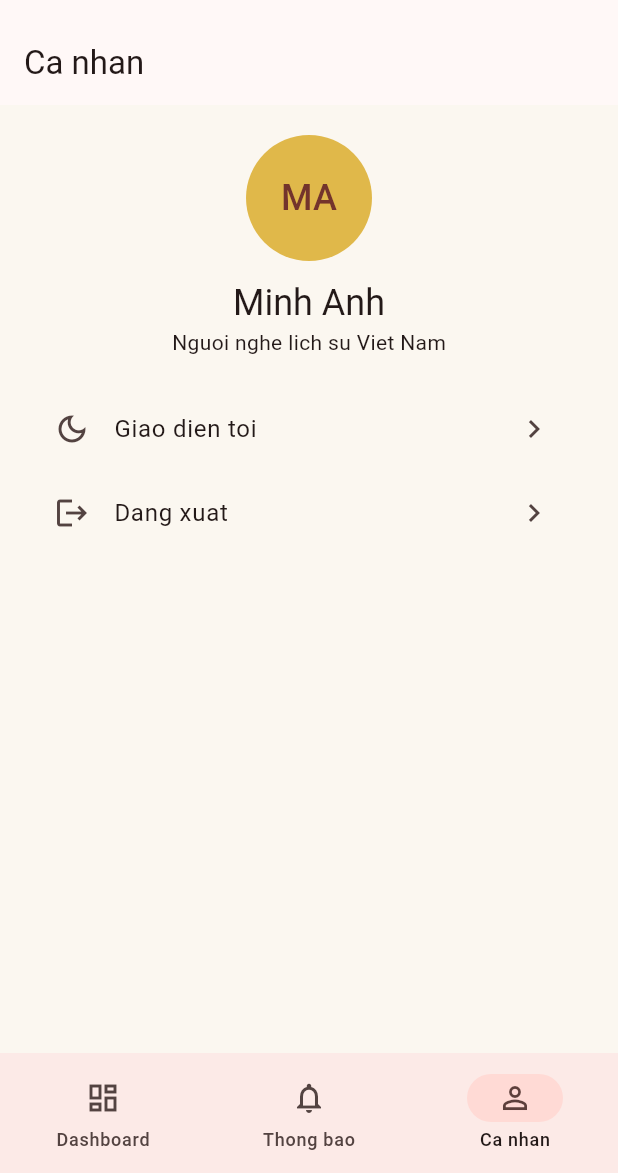
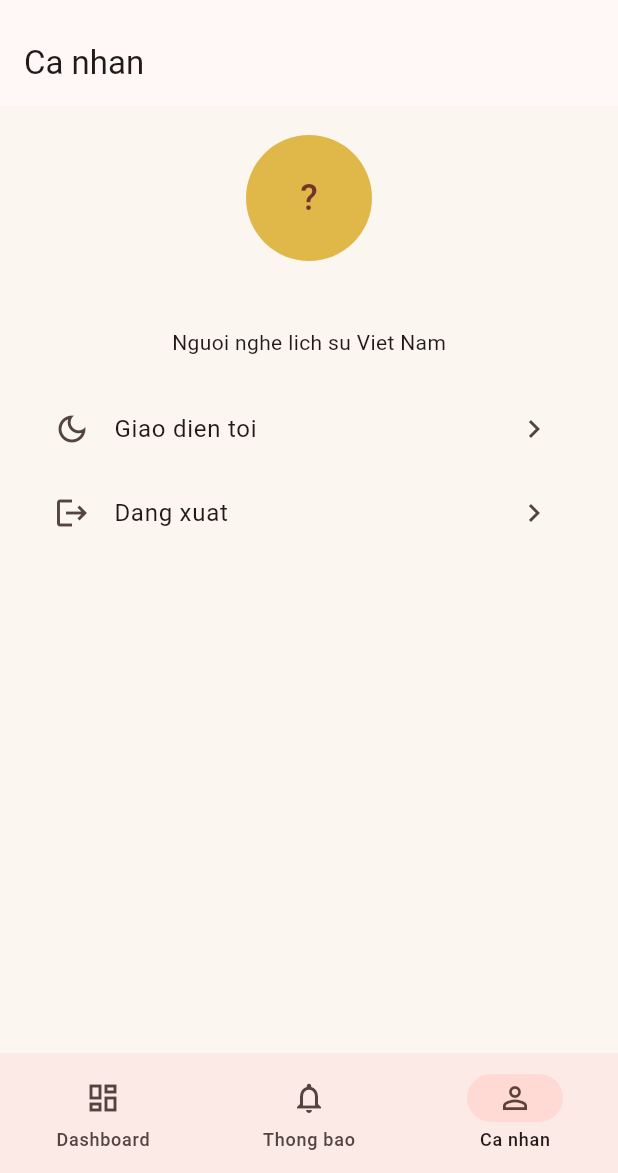
Before and after one commit to huynhngocduy3122021-sys/Podcast_History, a Flutter app: the AdminShell widget shown alone on an empty page, opened directly with empty values, item 3 of the bottom bar chosen, on a phone screen of 412 x 824 dp, the part 63-1236 px from its top. Run offline on Flutter 3.47's test engine with Material 3 defaults, Android fonts, the phone set to English and light mode, and no system bars; accounts and stored records are empty; network calls fail.

Commit message:
feat: Add display name support in user shells and profile components

```diff
--- a/Frontend/lib/main.dart
+++ b/Frontend/lib/main.dart
@@ -54,14 +54,17 @@ class _AppState extends State<VietCastApp> {
         : switch (account!.role) {
             UserRole.listener => Shell(
               session: account!.session,
+              displayName: account!.name,
               onTheme: toggleTheme,
               onLogout: logout,
             ),
             UserRole.creator => CreatorShell(
+              displayName: account!.name,
               onTheme: toggleTheme,
               onLogout: logout,
             ),
             UserRole.admin => AdminShell(
+              displayName: account!.name,
               onTheme: toggleTheme,
               onLogout: logout,
             ),
@@ -146,10 +149,12 @@ class Shell extends StatefulWidget {
   const Shell({
     super.key,
     required this.session,
+    required this.displayName,
     required this.onTheme,
     required this.onLogout,
   });
   final AuthSession session;
+  final String displayName;
   final VoidCallback onTheme;
   final VoidCallback onLogout;
   @override
@@ -305,10 +310,9 @@ class _ShellState extends State<Shell> {
     if (show.id != null) {
       unawaited(api.playback(show.id!));
       unawaited(api.listeningHistoryForPodcast(show.id!));
-      commentSubscription = api.commentStream(show.id!).listen(
-        (_) {},
-        onError: (_) {},
-      );
+      commentSubscription = api
+          .commentStream(show.id!)
+          .listen((_) {}, onError: (_) {});
     }
     _showPlayer(show);
   }
@@ -472,6 +476,7 @@ class _ShellState extends State<Shell> {
       initialLiked: likedShowTitles.contains(show.title),
       initialSaved: savedShowTitles.contains(show.title),
       initialComments: show.id == null ? null : commentsByPodcast[show.id!],
+      displayName: widget.displayName,
       onProgressChanged: (value) {
         progressByShow[show.title] = value;
         if (show.id != null) {
@@ -514,6 +519,7 @@ class _ShellState extends State<Shell> {
   Widget build(BuildContext context) {
     final pages = [
       Home(
+        displayName: widget.displayName,
         onPlay: play,
         onOpen: openShow,
         onSearch: () => setState(() => tab = 1),
@@ -533,7 +539,11 @@ class _ShellState extends State<Shell> {
         balance: walletBalance,
         onTopUp: () => setState(() => walletBalance += 200000),
       ),
-      Profile(onTheme: widget.onTheme, onLogout: widget.onLogout),
+      Profile(
+        displayName: widget.displayName,
+        onTheme: widget.onTheme,
+        onLogout: widget.onLogout,
+      ),
     ];
     return Scaffold(
       body: SafeArea(bottom: false, child: pages[tab]),
@@ -610,9 +620,11 @@ class _ShellState extends State<Shell> {
 class CreatorShell extends StatelessWidget {
   const CreatorShell({
     super.key,
+    required this.displayName,
     required this.onTheme,
     required this.onLogout,
   });
+  final String displayName;
   final VoidCallback onTheme, onLogout;
 
   @override
@@ -622,7 +634,7 @@ class CreatorShell extends StatelessWidget {
       const CreatorPage(),
       const RequestPage(),
       const WalletPage(),
-      Profile(onTheme: onTheme, onLogout: onLogout),
+      Profile(displayName: displayName, onTheme: onTheme, onLogout: onLogout),
     ],
     destinations: const [
       NavigationDestination(icon: Icon(Icons.mic), label: 'Studio'),
@@ -640,7 +652,13 @@ class CreatorShell extends StatelessWidget {
 }
 
 class AdminShell extends StatelessWidget {
-  const AdminShell({super.key, required this.onTheme, required this.onLogout});
+  const AdminShell({
+    super.key,
+    required this.displayName,
+    required this.onTheme,
+    required this.onLogout,
+  });
+  final String displayName;
   final VoidCallback onTheme, onLogout;
 
   @override
@@ -649,7 +667,7 @@ class AdminShell extends StatelessWidget {
     pages: [
       const AdminPage(),
       const AlertPage(),
-      Profile(onTheme: onTheme, onLogout: onLogout),
+      Profile(displayName: displayName, onTheme: onTheme, onLogout: onLogout),
     ],
     destinations: const [
       NavigationDestination(
@@ -698,6 +716,7 @@ class _ActorShellState extends State<ActorShell> {
 class Home extends StatelessWidget {
   const Home({
     super.key,
+    required this.displayName,
     required this.onPlay,
     required this.onOpen,
     required this.onSearch,
@@ -705,6 +724,7 @@ class Home extends StatelessWidget {
     required this.onNotifications,
     required this.onProfile,
   });
+  final String displayName;
   final ValueChanged<Show> onPlay;
   final ValueChanged<Show> onOpen;
   final VoidCallback onSearch, onNotifications, onProfile;
@@ -720,19 +740,23 @@ class Home extends StatelessWidget {
               InkWell(
                 onTap: onProfile,
                 borderRadius: BorderRadius.circular(24),
-                child: const CircleAvatar(
+                child: CircleAvatar(
                   backgroundColor: Color(0xFFE0B84A),
-                  child: Text('MA'),
+                  child: Text(
+                    displayName.isEmpty
+                        ? '?'
+                        : displayName.substring(0, 1).toUpperCase(),
+                  ),
                 ),
               ),
               const SizedBox(width: 12),
-              const Expanded(
+              Expanded(
                 child: Column(
                   crossAxisAlignment: CrossAxisAlignment.start,
                   children: [
                     Text('Chao buoi toi,'),
                     Text(
-                      'Minh Anh',
+                      displayName,
                       style: TextStyle(
                         fontSize: 22,
                         fontWeight: FontWeight.w700,
@@ -2115,7 +2139,13 @@ class ListenerWalletPage extends StatelessWidget {
 }
 
 class Profile extends StatelessWidget {
-  const Profile({super.key, required this.onTheme, required this.onLogout});
+  const Profile({
+    super.key,
+    required this.displayName,
+    required this.onTheme,
+    required this.onLogout,
+  });
+  final String displayName;
   final VoidCallback onTheme;
   final VoidCallback onLogout;
   @override
@@ -2124,15 +2154,20 @@ class Profile extends StatelessWidget {
     body: ListView(
       padding: const EdgeInsets.all(20),
       children: [
-        const CircleAvatar(
+        CircleAvatar(
           radius: 42,
           backgroundColor: Color(0xFFE0B84A),
-          child: Text('MA', style: TextStyle(fontSize: 24)),
+          child: Text(
+            displayName.isEmpty
+                ? '?'
+                : displayName.substring(0, 1).toUpperCase(),
+            style: const TextStyle(fontSize: 24),
+          ),
         ),
         const SizedBox(height: 12),
         Center(
           child: Text(
-            'Minh Anh',
+            displayName,
             style: Theme.of(context).textTheme.headlineSmall,
           ),
         ),
@@ -2709,6 +2744,7 @@ class Player extends StatefulWidget {
   const Player({
     super.key,
     required this.show,
+    required this.displayName,
     required this.playing,
     required this.initialProgress,
     required this.initialLiked,
@@ -2724,6 +2760,7 @@ class Player extends StatefulWidget {
     required this.onToggle,
   });
   final Show show;
+  final String displayName;
   final bool playing;
   final double initialProgress;
   final bool initialLiked, initialSaved;
@@ -2743,8 +2780,14 @@ class _PlayerState extends State<Player> {
   late double progress = widget.initialProgress;
   late bool liked = widget.initialLiked;
   final commentController = TextEditingController();
-  late final comments = widget.initialComments ?? <CommentData>[
-    const CommentData('Thu Ha', 'Mot lat cat lich su rat dang nghe.', '02:35'),
+  late final comments =
+      widget.initialComments ??
+      <CommentData>[
+        const CommentData(
+          'Thu Ha',
+          'Mot lat cat lich su rat dang nghe.',
+          '02:35',
+        ),
         const CommentData(
           'Quang Minh',
           'Cach ke chuyen gan gui va nhieu tu lieu.',
@@ -2780,7 +2823,8 @@ class _PlayerState extends State<Player> {
     final saved = await widget.onComment?.call(text) ?? true;
     if (!saved || !mounted) return;
     setState(
-      () => comments.insert(0, CommentData('Minh Anh', text, _timestamp)),
+      () =>
+          comments.insert(0, CommentData(widget.displayName, text, _timestamp)),
     );
   }
 
@@ -3159,6 +3203,16 @@ class _CommentComposer extends StatelessWidget {
               padding: const EdgeInsets.symmetric(horizontal: 6, vertical: 8),
               child: Text(emoji, style: const TextStyle(fontSize: 22)),
             ),
+          ),
+        IconButton(
+          onPressed: onSubmit,
+          tooltip: 'Gui binh luan',
+          visualDensity: VisualDensity.compact,
+          style: IconButton.styleFrom(
+            backgroundColor: const Color(0xFFB3261E),
+            foregroundColor: Colors.white,
+          ),
+          icon: const Icon(Icons.send_rounded, size: 18),
         ),
       ],
     ),
```
Lines whose indentation alone changed are shown as unchanged.
